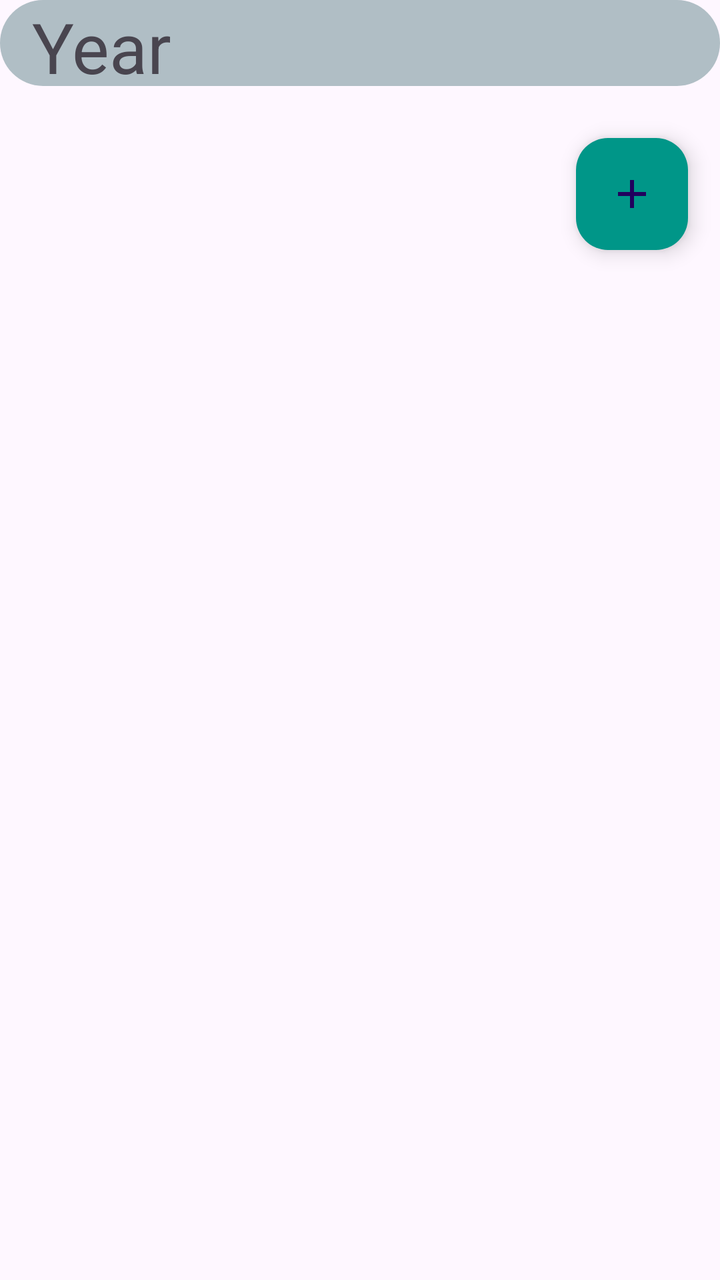
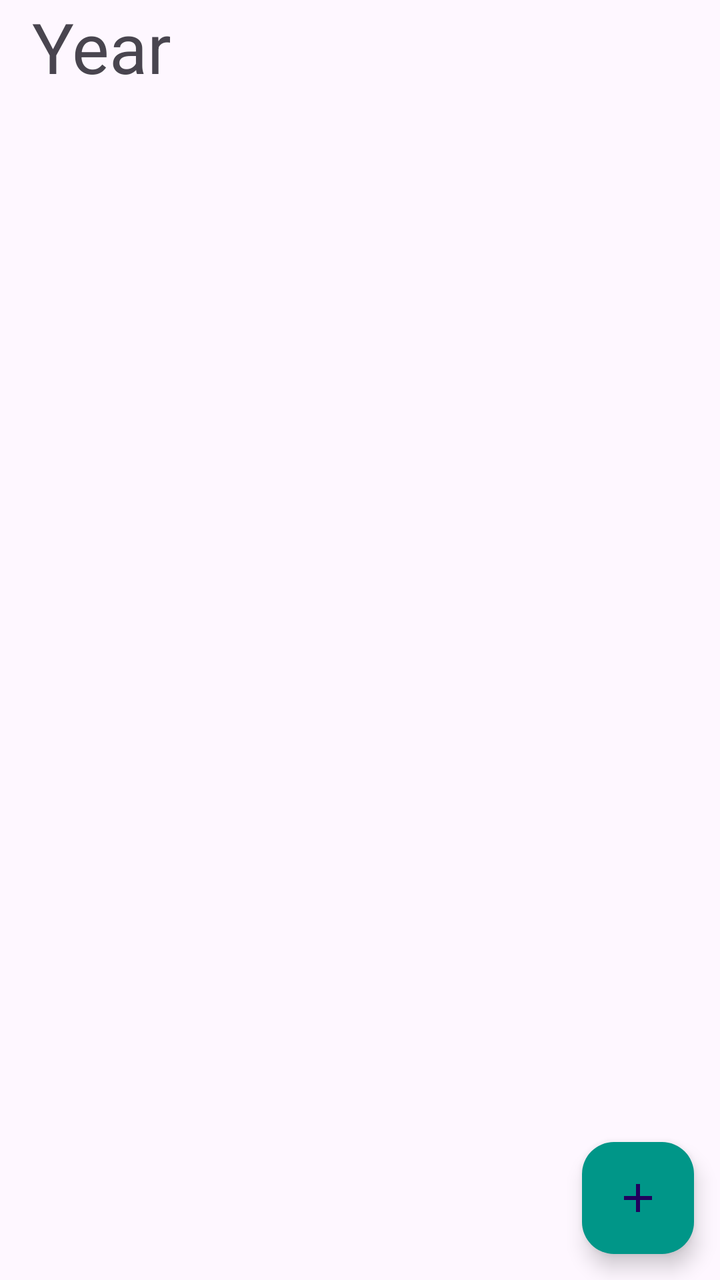

Compare the two renders of this Android layout. The source of the first and the diff that turns it into the second are given below.
<!-- AndroidManifest.xml: application theme Theme.Calendar -->
<!-- res/layout/activity_main.xml -->
<?xml version="1.0" encoding="utf-8"?>
<androidx.coordinatorlayout.widget.CoordinatorLayout xmlns:android="http://schemas.android.com/apk/res/android"
    xmlns:app="http://schemas.android.com/apk/res-auto"
    xmlns:tools="http://schemas.android.com/tools"
    android:id="@+id/main"
    android:layout_width="match_parent"
    android:layout_height="match_parent"
    tools:context=".MainActivity">

    <com.google.android.material.appbar.AppBarLayout
        android:layout_width="match_parent"
        android:layout_height="wrap_content"
        android:fitsSystemWindows="true">

        <com.google.android.material.appbar.MaterialToolbar
            android:layout_width="match_parent"
            android:layout_height="43dp"
            android:background="@drawable/ic_round">

            <TextView
                android:id="@+id/yearOfNow"
                android:layout_width="wrap_content"
                android:layout_height="wrap_content"
                android:text="Year"
                android:textSize="35dp"/>

        </com.google.android.material.appbar.MaterialToolbar>

    </com.google.android.material.appbar.AppBarLayout>

    <androidx.constraintlayout.widget.ConstraintLayout
        android:layout_width="match_parent"
        android:layout_height="match_parent"
        android:layout_marginTop="10dp"
        app:layout_behavior="@string/appbar_scrolling_view_behavior">
        
        <androidx.fragment.app.FragmentContainerView
            android:id="@+id/fragmentMonth"
            android:layout_width="match_parent"
            android:layout_height="match_parent"
            app:layout_constraintStart_toStartOf="parent"
            app:layout_constraintTop_toTopOf="parent"
            app:layout_constraintEnd_toEndOf="parent"
            app:layout_constraintBottom_toBottomOf="parent"/>

        <com.google.android.material.floatingactionbutton.FloatingActionButton
            android:id="@+id/addButton"
            android:layout_width="wrap_content"
            android:layout_height="wrap_content"
            android:contentDescription="@null"
            android:layout_margin="16dp"
            android:backgroundTint="#009688"
            app:layout_constraintEnd_toEndOf="parent"
            app:layout_constraintTop_toTopOf="parent"
            app:srcCompat="@drawable/ic_add"/>


    </androidx.constraintlayout.widget.ConstraintLayout>

</androidx.coordinatorlayout.widget.CoordinatorLayout>
<!-- resources referenced by this layout -->
<resources>
  <!-- drawable ic_add (drawable) -->
  <?xml version="1.0" encoding="utf-8"?>
  <vector xmlns:android="http://schemas.android.com/apk/res/android"
      android:width="24dp"
      android:height="24dp"
      android:viewportWidth="24"
      android:viewportHeight="24">
  
      
      <path
          android:fillColor="#000000"
          android:pathData="M5,11h14v2H5z" />
  
      
      <path
          android:fillColor="#000000"
          android:pathData="M11,5h2v14h-2z" />
  </vector>
  <!-- drawable ic_round (drawable) -->
  <?xml version="1.0" encoding="utf-8"?>
  <shape xmlns:android="http://schemas.android.com/apk/res/android">
      <solid android:color="#B0BEC5"/>
      <corners android:radius="24dp"/>
  </shape>
  <style name="Theme.Calendar" parent="Base.Theme.Calendar" />
  <style name="Base.Theme.Calendar" parent="Theme.Material3.DayNight.NoActionBar">
          
          
      </style>
</resources>

<!-- the commit's change to res/layout/activity_main.xml (unified diff, before → after) -->
@@ -14,8 +14,7 @@
 
         <com.google.android.material.appbar.MaterialToolbar
             android:layout_width="match_parent"
-            android:layout_height="43dp"
-            android:background="@drawable/ic_round">
+            android:layout_height="43dp">
 
             <TextView
                 android:id="@+id/yearOfNow"
@@ -23,6 +22,8 @@
                 android:layout_height="wrap_content"
                 android:text="Year"
                 android:textSize="35dp"/>
+
+
 
         </com.google.android.material.appbar.MaterialToolbar>
 
@@ -48,10 +49,10 @@
             android:layout_width="wrap_content"
             android:layout_height="wrap_content"
             android:contentDescription="@null"
-            android:layout_margin="16dp"
+            android:layout_margin="13dp"
             android:backgroundTint="#009688"
             app:layout_constraintEnd_toEndOf="parent"
-            app:layout_constraintTop_toTopOf="parent"
+            app:layout_constraintBottom_toBottomOf="parent"
             app:srcCompat="@drawable/ic_add"/>
 
 
<!-- resource entries referenced after the edit -->
@@ -18,12 +18,6 @@
           android:fillColor="#000000"
           android:pathData="M11,5h2v14h-2z" />
   </vector>
-  <!-- drawable ic_round (drawable) -->
-  <?xml version="1.0" encoding="utf-8"?>
-  <shape xmlns:android="http://schemas.android.com/apk/res/android">
-      <solid android:color="#B0BEC5"/>
-      <corners android:radius="24dp"/>
-  </shape>
   <style name="Theme.Calendar" parent="Base.Theme.Calendar" />
   <style name="Base.Theme.Calendar" parent="Theme.Material3.DayNight.NoActionBar">
           
